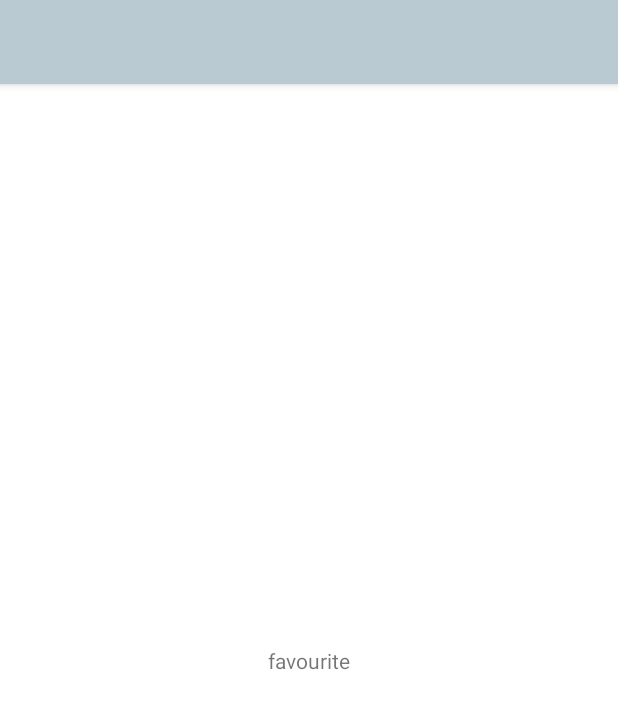
After one commit to JanVasilcenko/Best-Book, an Android app: the layout app_bar_main.xml on its own in the app's theme, with its tools: preview values and no code run, on a phone screen of 412 x 824 dp. The commit adds this screen. Shown: the top 709 px of the screen. Run offline under Robolectric (Android 15) with nearby library versions, the phone set to English and light mode, and no system bars.

Commit message:
Added main screen with navigation drawer

```diff
--- a/app/build.gradle
+++ b/app/build.gradle
@@ -34,6 +34,8 @@ dependencies {
     implementation 'com.google.android.material:material:1.3.0'
     implementation 'androidx.constraintlayout:constraintlayout:2.0.4'
     testImplementation 'junit:junit:4.+'
+    implementation 'androidx.navigation:navigation-fragment:2.3.4'
+    implementation 'androidx.navigation:navigation-ui:2.3.4'
     androidTestImplementation 'androidx.test.ext:junit:1.1.2'
     androidTestImplementation 'androidx.test.espresso:espresso-core:3.3.0'
 }
--- a/app/src/main/AndroidManifest.xml
+++ b/app/src/main/AndroidManifest.xml
@@ -22,6 +22,10 @@
         <activity android:name=".RegisterScreenActivity">
 
         </activity>
+        <activity android:name=".MainActivity"
+            android:theme="@style/Theme.BestBook.NoActionBar">
+
+        </activity>
     </application>
 
 </manifest>
--- /dev/null
+++ b/app/src/main/java/com/example/bestbook/ui/favourite/FavouriteFragment.java
@@ -0,0 +1,20 @@
+package com.example.bestbook.ui.favourite;
+
+import android.os.Bundle;
+import android.view.LayoutInflater;
+import android.view.View;
+import android.view.ViewGroup;
+
+import androidx.annotation.NonNull;
+import androidx.fragment.app.Fragment;
+
+import com.example.bestbook.R;
+
+public class FavouriteFragment extends Fragment {
+    public View onCreateView(@NonNull LayoutInflater inflater,
+                             ViewGroup container, Bundle savedInstanceState) {
+        View root = inflater.inflate(R.layout.fragment_favourite, container, false);
+
+        return root;
+    }
+}
--- /dev/null
+++ b/app/src/main/res/layout/app_bar_main.xml
@@ -0,0 +1,24 @@
+<?xml version="1.0" encoding="utf-8"?>
+<androidx.coordinatorlayout.widget.CoordinatorLayout xmlns:android="http://schemas.android.com/apk/res/android"
+    xmlns:app="http://schemas.android.com/apk/res-auto"
+    xmlns:tools="http://schemas.android.com/tools"
+    android:layout_width="match_parent"
+    android:layout_height="match_parent"
+    tools:context=".MainActivity">
+
+    <com.google.android.material.appbar.AppBarLayout
+        android:layout_width="match_parent"
+        android:layout_height="wrap_content">
+
+        <androidx.appcompat.widget.Toolbar
+            android:id="@+id/toolbar"
+            android:layout_width="match_parent"
+            android:layout_height="?attr/actionBarSize"
+            android:background="?attr/colorPrimary" />
+
+    </com.google.android.material.appbar.AppBarLayout>
+
+    <include layout="@layout/content_main" />
+
+
+</androidx.coordinatorlayout.widget.CoordinatorLayout>
--- /dev/null
+++ b/app/src/main/res/layout/content_main.xml
@@ -0,0 +1,20 @@
+<?xml version="1.0" encoding="utf-8"?>
+<androidx.constraintlayout.widget.ConstraintLayout xmlns:android="http://schemas.android.com/apk/res/android"
+    xmlns:app="http://schemas.android.com/apk/res-auto"
+    xmlns:tools="http://schemas.android.com/tools"
+    android:layout_width="match_parent"
+    android:layout_height="match_parent"
+    app:layout_behavior="@string/appbar_scrolling_view_behavior"
+    tools:showIn="@layout/app_bar_main">
+
+    <fragment
+        android:id="@+id/nav_host_fragment"
+        android:name="androidx.navigation.fragment.NavHostFragment"
+        android:layout_width="match_parent"
+        android:layout_height="match_parent"
+        app:defaultNavHost="true"
+        app:layout_constraintLeft_toLeftOf="parent"
+        app:layout_constraintRight_toRightOf="parent"
+        app:layout_constraintTop_toTopOf="parent"
+        app:navGraph="@navigation/mobile_navigation" />
+</androidx.constraintlayout.widget.ConstraintLayout>
--- /dev/null
+++ b/app/src/main/res/layout/fragment_favourite.xml
@@ -0,0 +1,19 @@
+<?xml version="1.0" encoding="utf-8"?>
+<androidx.constraintlayout.widget.ConstraintLayout
+    xmlns:android="http://schemas.android.com/apk/res/android"
+    xmlns:app="http://schemas.android.com/apk/res-auto"
+    xmlns:tools="http://schemas.android.com/tools"
+    android:layout_width="match_parent"
+    android:layout_height="match_parent"
+    tools:context=".ui.favourite.FavouriteFragment">
+
+    <TextView
+        android:id="@+id/textView"
+        android:layout_width="wrap_content"
+        android:layout_height="wrap_content"
+        android:text="favourite"
+        app:layout_constraintBottom_toBottomOf="parent"
+        app:layout_constraintEnd_toEndOf="parent"
+        app:layout_constraintStart_toStartOf="parent"
+        app:layout_constraintTop_toTopOf="parent" />
+</androidx.constraintlayout.widget.ConstraintLayout>
--- /dev/null
+++ b/app/src/main/res/navigation/mobile_navigation.xml
@@ -0,0 +1,19 @@
+<?xml version="1.0" encoding="utf-8"?>
+<navigation xmlns:android="http://schemas.android.com/apk/res/android"
+    xmlns:app="http://schemas.android.com/apk/res-auto"
+    xmlns:tools="http://schemas.android.com/tools"
+    android:id="@+id/mobile_navigation"
+    app:startDestination="@id/favouriteFragment">
+
+
+    <fragment
+        android:id="@+id/favouriteFragment"
+        android:name="com.example.bestbook.ui.favourite.FavouriteFragment"
+        android:label="Favourite"
+        tools:layout="@layout/fragment_favourite"/>
+    <fragment
+        android:id="@+id/settingsFragment"
+        android:name="com.example.bestbook.ui.settings.SettingsFragment"
+        android:label="Settings"
+        tools:layout="@layout/fragment_settings"/>
+</navigation>
--- a/app/src/main/res/values/themes.xml
+++ b/app/src/main/res/values/themes.xml
@@ -14,4 +14,8 @@
         <!-- Customize your theme here. -->
     </style>
 
+    <style name="Theme.BestBook.NoActionBar">
+        <item name="windowActionBar">false</item>
+        <item name="windowNoTitle">true</item>
+    </style>
 </resources>
```
Also changed, not shown: app/src/main/java/com/example/bestbook/MainActivity.java (+29 -0 lines), app/src/main/java/com/example/bestbook/ui/settings/SettingsFragment.java (added, +21 -0 lines), app/src/main/res/drawable/ic_baseline_favorite_24.xml (added, +10 -0 lines), app/src/main/res/drawable/ic_baseline_settings_24.xml (added, +10 -0 lines), app/src/main/res/layout/activity_main.xml (+17 -11 lines), app/src/main/res/layout/fragment_settings.xml (added, +19 -0 lines), app/src/main/res/layout/nav_header_main.xml (added, +35 -0 lines), app/src/main/res/menu/activity_main_drawer.xml (added, +17 -0 lines).
